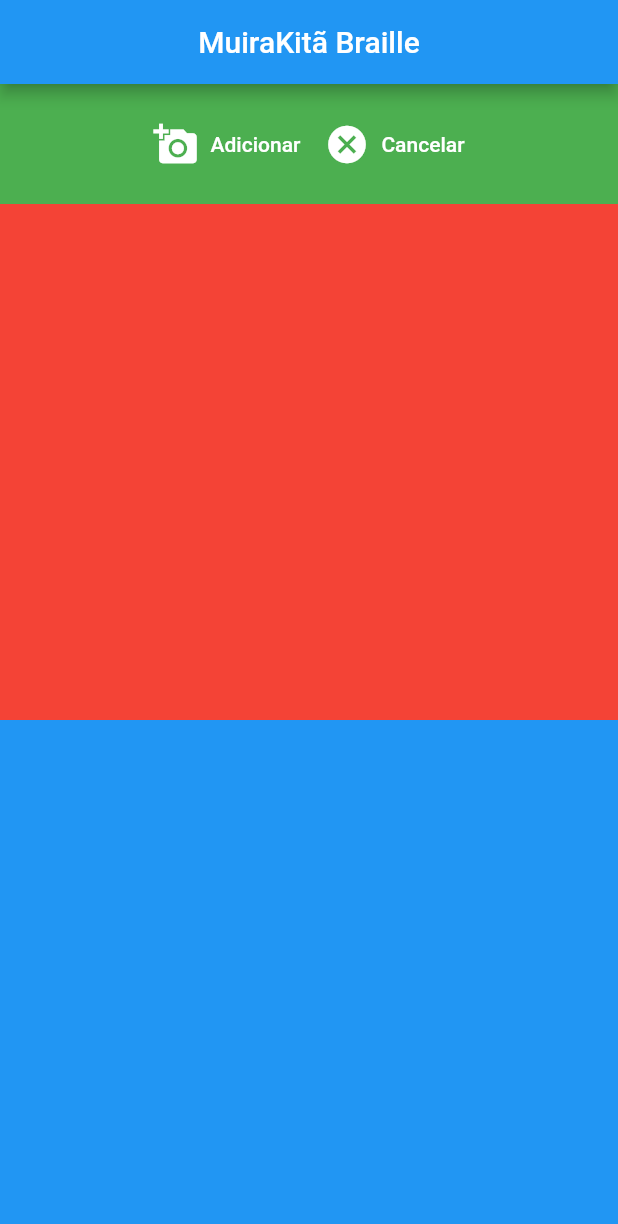
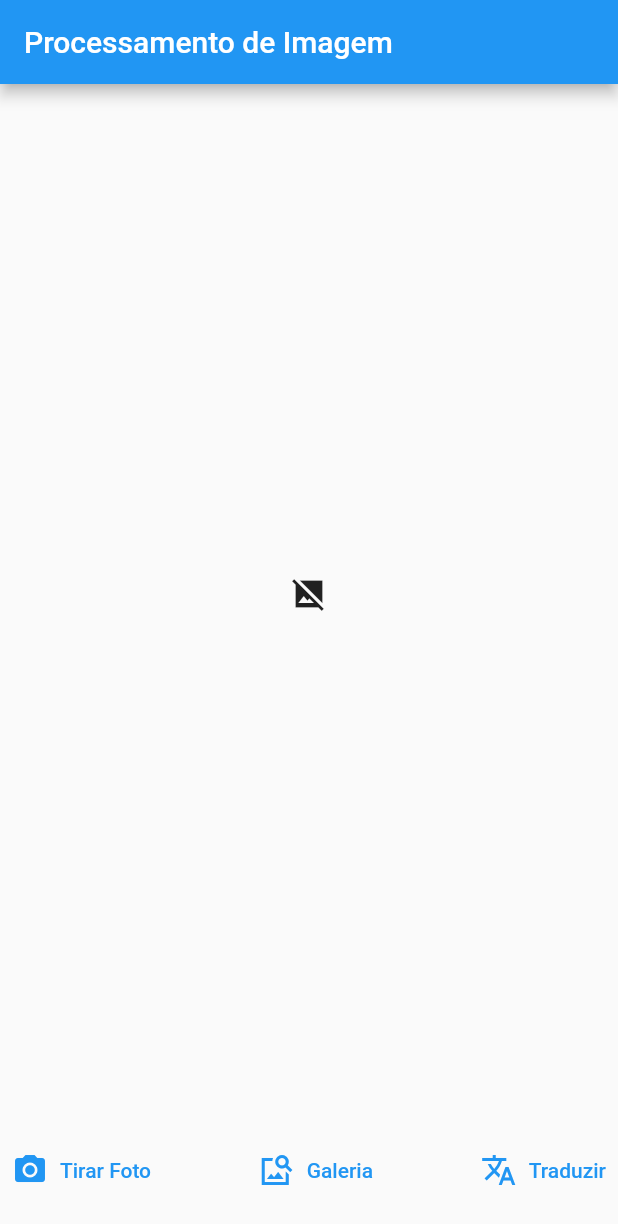
Before and after one commit to MarcosPrintes001/muiraquita_braille, a Flutter app: the screen it shows after launch, on a phone screen of 412 x 824 dp. Shown: the top 1224 px of the screen. Run offline on Flutter 3.47's test engine with Material 2 defaults, Android fonts, the phone set to English and light mode, and no system bars; our stand-ins replace image_picker; missing offline and left inert: opencv_4.

Commit message:
image picked from galery/camera, gray sacale done

```diff
--- a/lib/home.dart
+++ b/lib/home.dart
@@ -1,129 +1,123 @@
-import 'dart:io';
-import 'dart:typed_data';
-
 import 'package:flutter/material.dart';
-import 'package:image_picker/image_picker.dart';
 import 'package:opencv_4/factory/pathfrom.dart';
 import 'package:opencv_4/opencv_4.dart';
+import 'dart:io';
+import 'package:image_picker/image_picker.dart';
+// ignore_for_file: depend_on_referenced_packages
+import 'package:path_provider/path_provider.dart';
 
-class HomePage extends StatefulWidget {
-  const HomePage({super.key});
+class ImageProcessingScreen extends StatefulWidget {
+  const ImageProcessingScreen({super.key});
 
   @override
-  State<HomePage> createState() => _HomePageState();
+  // ignore: library_private_types_in_public_api
+  _ImageProcessingScreenState createState() => _ImageProcessingScreenState();
 }
 
-class _HomePageState extends State<HomePage> {
-  File? _image;
-  Uint8List? _byte;
-
-  Future getImageFromGallery() async {
-    final image = await ImagePicker().pickImage(source: ImageSource.gallery);
-    setState(() {
-      _image = image != null ? File(image.path) : null;
-    });
-  }
-
-  Future takePicture() async {
-    final image = await ImagePicker().pickImage(source: ImageSource.camera);
-    setState(() {
-      _image = image != null ? File(image.path) : null;
-    });
-  }
-
-  Future applyFilter() async {
-    var res = await Cv2.cvtColor(
-      pathFrom: CVPathFrom.GALLERY_CAMERA,
-      pathString: _image!.path,
-      outputType: Cv2.COLOR_BGR2GRAY,
-    );
-
-    setState(() {
-      _byte;
-    });
-  }
+class _ImageProcessingScreenState extends State<ImageProcessingScreen> {
+  File? _selectedImage;
+  File? _processedImage;
 
   @override
   Widget build(BuildContext context) {
     return Scaffold(
       appBar: AppBar(
-        centerTitle: true,
-        title: const Text("MuiraKitã Braille"),
+        title: const Text('Processamento de Imagem'),
       ),
       body: Column(
-        children: [
-          Container(
-            color: Colors.green,
-            width: double.maxFinite,
-            height: 80,
-            child: Row(
-              mainAxisAlignment: MainAxisAlignment.center,
-              children: [
-                TextButton.icon(
-                  onPressed: getImageFromGallery,
-                  icon: const Icon(
-                    Icons.add_a_photo,
-                    size: 30,
-                    color: Colors.white,
-                  ),
-                  label: const Text(
-                    "Adicionar",
-                    style: TextStyle(color: Colors.white),
-                  ),
-                ),
-                TextButton.icon(
-                  onPressed: () {},
-                  icon: const Icon(
-                    Icons.cancel,
-                    size: 30,
-                    color: Colors.white,
-                  ),
-                  label: const Text(
-                    "Cancelar",
-                    style: TextStyle(color: Colors.white),
-                  ),
-                ),
-              ],
-            ),
+        mainAxisAlignment: MainAxisAlignment.center,
+        children: <Widget>[
+          Expanded(
+            child: _selectedImage != null
+                ? Center(
+                    child: Padding(
+                        padding: const EdgeInsets.all(10.0),
+                        child: Image(
+                          image: FileImage(_selectedImage!),
+                        )),
+                  )
+                : const Icon(Icons.image_not_supported_sharp),
           ),
-
-          Expanded(
-              child: Container(
-                  color: Colors.red,
-                  child: _image != null
-                      ? Center(
-                          child: Padding(
-                              padding: EdgeInsets.all(10.0),
-                              child: Image(
-                                image: FileImage(_image!),
-                              )),
-                        )
-                      : null)),
-          // Expanded(
-          //   child: Container(
-          //     color: Colors.red,
-          //     child: _image != null
-          //         ? Center(
-          //             child: Padding(
-          //                 padding: const EdgeInsets.all(10.0),
-          //                 child: Image(image: FileImage(_image!)
-          //           )
-          //         : null,
-          //   ),
-          // ),),
-
-          Expanded(
-            child: Container(
-              color: Colors.blue,
-              width: double.maxFinite,
-              height: 100,
-              child: ListView(
-                children: [],
+          const SizedBox(height: 20.0),
+          Row(
+            mainAxisAlignment: MainAxisAlignment.spaceBetween,
+            children: <Widget>[
+              TextButton.icon(
+                icon: const Icon(Icons.photo_camera),
+                onPressed: () {
+                  _getImageFromCamera();
+                },
+                label: const Text('Tirar Foto'),
               ),
-            ),
+              TextButton.icon(
+                icon: const Icon(Icons.image_search_sharp),
+                onPressed: () {
+                  _getImageFromGallery();
+                },
+                label: const Text('Galeria'),
+              ),
+              TextButton.icon(
+                icon: const Icon(Icons.translate_sharp),
+                onPressed: () {
+                  _processImage();
+                },
+                label: const Text('Traduzir'),
+              ),
+            ],
           ),
+          const SizedBox(height: 20.0),
+          _processedImage != null ? Image.file(_processedImage!) : Container(),
         ],
       ),
     );
   }
+
+  Future<void> _getImageFromCamera() async {
+    final pickedImage =
+        await ImagePicker().pickImage(source: ImageSource.camera);
+
+    setState(() {
+      _selectedImage = pickedImage != null ? File(pickedImage.path) : null;
+    });
+  }
+
+  Future<void> _getImageFromGallery() async {
+    final pickedImage =
+        await ImagePicker().pickImage(source: ImageSource.gallery);
+
+    setState(() {
+      _selectedImage = pickedImage != null ? File(pickedImage.path) : null;
+    });
+  }
+
+  Future<void> _processImage() async {
+    if (_selectedImage == null) {
+      return;
+    }
+
+    try {
+      final imagePath = _selectedImage!.path;
+
+      final tempDir = await getTemporaryDirectory();
+      final tempFilePath = '${tempDir.path}/processed_image.jpg';
+
+      //Tons de cinza
+      //grade
+      //outras operações
+      final processedImageBytes = await Cv2.cvtColor(
+        pathFrom: CVPathFrom.GALLERY_CAMERA,
+        pathString: imagePath,
+        outputType: Cv2.COLOR_BGR2GRAY,
+      );
+
+      if (processedImageBytes != null) {
+        await File(tempFilePath).writeAsBytes(processedImageBytes);
+        setState(() {
+          _selectedImage = File(tempFilePath);
+        });
+      }
+    } catch (e) {
+      print('Erro ao processar a imagem: $e');
+    }
+  }
 }
--- a/lib/main.dart
+++ b/lib/main.dart
@@ -11,7 +11,8 @@ class MyApp extends StatelessWidget {
   @override
   Widget build(BuildContext context) {
     return const MaterialApp(
-      home: HomePage(),
+      debugShowCheckedModeBanner: false,
+      home: ImageProcessingScreen(),
     );
   }
 }
```
